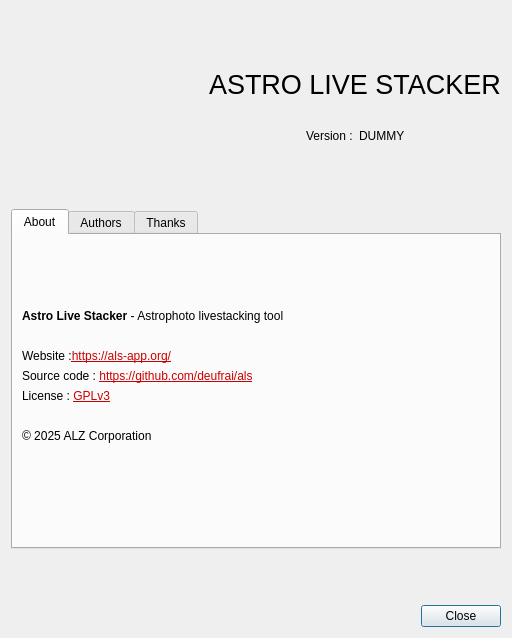
Qt form src/als/ui/about_ui.ui (deufrai/als) before a commit.
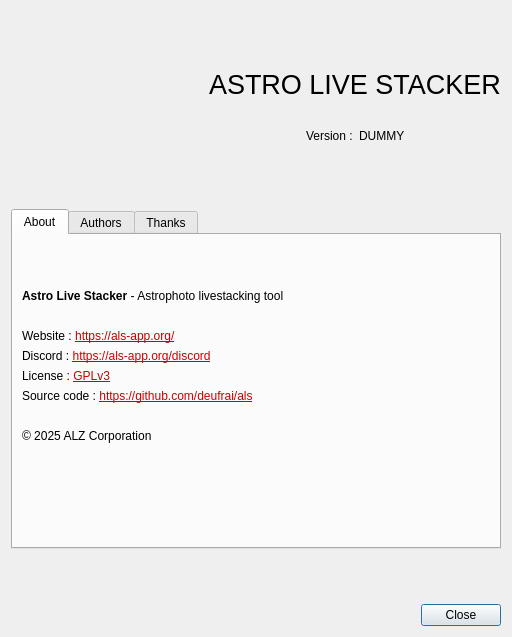
The same form after that commit. Icons and pictures are not drawn.

Commit message: add Discord link to the app's about box

```diff
--- a/src/als/ui/about_ui.ui
+++ b/src/als/ui/about_ui.ui
@@ -10,7 +10,7 @@
     <x>0</x>
     <y>0</y>
     <width>494</width>
-    <height>638</height>
+    <height>637</height>
    </rect>
   </property>
   <property name="windowTitle">
@@ -221,7 +221,7 @@
        <item>
         <widget class="QLabel" name="label">
          <property name="text">
-          <string>&lt;html&gt;&lt;head/&gt;&lt;body&gt;&lt;p&gt;Website :&lt;a href=&quot;https://als-app.org/?mtm_campaign=homeFromApp&quot;&gt;&lt;span style=&quot; text-decoration: underline; color:#c60000;&quot;&gt;https://als-app.org/&lt;/span&gt;&lt;/a&gt;&lt;/p&gt;&lt;/body&gt;&lt;/html&gt;</string>
+          <string>&lt;html&gt;&lt;head/&gt;&lt;body&gt;&lt;p&gt;Website : &lt;a href=&quot;https://als-app.org/?mtm_campaign=homeFromApp&quot;&gt;&lt;span style=&quot; text-decoration: underline; color:#c60000;&quot;&gt;https://als-app.org/&lt;/span&gt;&lt;/a&gt;&lt;/p&gt;&lt;/body&gt;&lt;/html&gt;</string>
          </property>
          <property name="openExternalLinks">
           <bool>true</bool>
@@ -229,9 +229,9 @@
         </widget>
        </item>
        <item>
-        <widget class="QLabel" name="label_25">
+        <widget class="QLabel" name="lblLicense_2">
          <property name="text">
-          <string>&lt;html&gt;&lt;head/&gt;&lt;body&gt;&lt;p&gt;Source code : &lt;a href=&quot;https://github.com/deufrai/als&quot;&gt;&lt;span style=&quot; text-decoration: underline; color:#CC0000;&quot;&gt;https://github.com/deufrai/als&lt;/span&gt;&lt;/a&gt;&lt;/p&gt;&lt;/body&gt;&lt;/html&gt;</string>
+          <string>&lt;html&gt;&lt;head/&gt;&lt;body&gt;&lt;p&gt;Discord : &lt;a href=&quot;https://als-app.org/discord&quot;&gt;&lt;span style=&quot; text-decoration: underline; color:#CC0000;&quot;&gt;https://als-app.org/discord&lt;/span&gt;&lt;/a&gt;&lt;/p&gt;&lt;/body&gt;&lt;/html&gt;</string>
          </property>
          <property name="openExternalLinks">
           <bool>true</bool>
@@ -248,6 +248,16 @@
          </property>
         </widget>
        </item>
+       <item>
+        <widget class="QLabel" name="label_25">
+         <property name="text">
+          <string>&lt;html&gt;&lt;head/&gt;&lt;body&gt;&lt;p&gt;Source code : &lt;a href=&quot;https://github.com/deufrai/als&quot;&gt;&lt;span style=&quot; text-decoration: underline; color:#CC0000;&quot;&gt;https://github.com/deufrai/als&lt;/span&gt;&lt;/a&gt;&lt;/p&gt;&lt;/body&gt;&lt;/html&gt;</string>
+         </property>
+         <property name="openExternalLinks">
+          <bool>true</bool>
+         </property>
+        </widget>
+       </item>
        <item>
         <widget class="QLabel" name="label_27">
          <property name="text">
```
